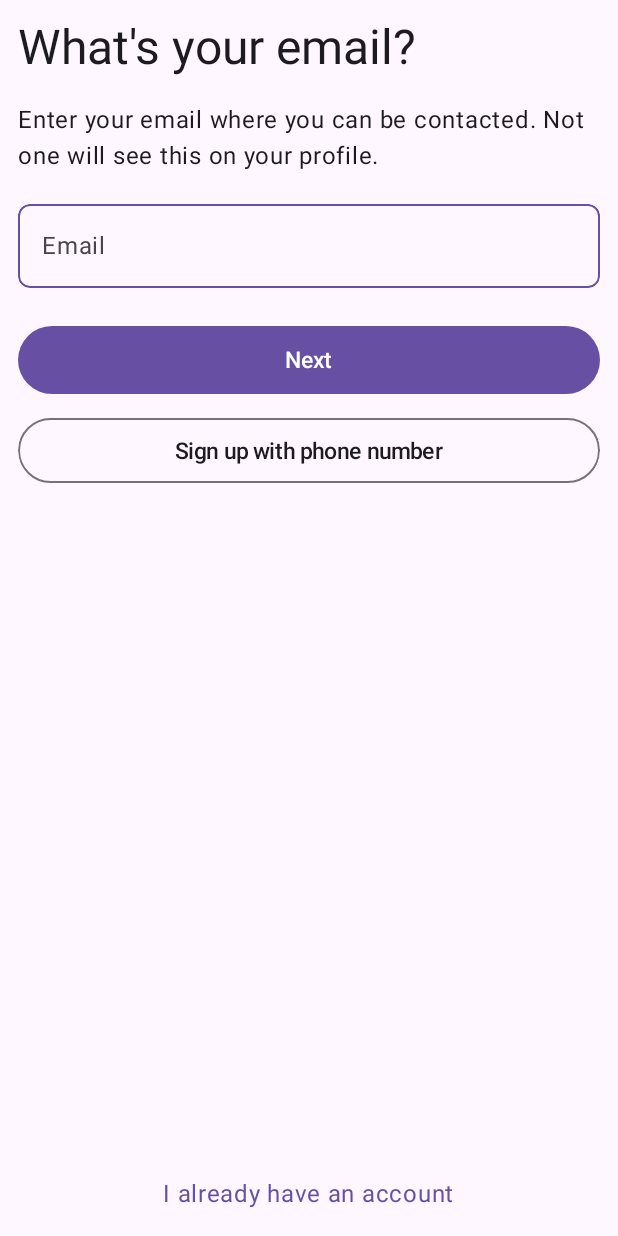
After one commit to atanas-i/RustyGram, an Android app built with Jetpack Compose: the composable RegistrationContent shown on its own in the app's theme, on a phone screen of 412 x 824 dp. The commit adds this screen. Run offline under Robolectric (Android 15) with nearby library versions, the light colour scheme and no system bars; 5 statements that could not run were skipped.

Commit message:
add email user interface

```diff
--- /dev/null
+++ b/app/src/main/java/dev/rustybite/rustygram/presentation/registration_screen/RegistrationContent.kt
@@ -0,0 +1,136 @@
+package dev.rustybite.rustygram.presentation.registration_screen
+
+import android.content.res.Configuration
+import androidx.compose.foundation.clickable
+import androidx.compose.foundation.layout.Column
+import androidx.compose.foundation.layout.Spacer
+import androidx.compose.foundation.layout.fillMaxSize
+import androidx.compose.foundation.layout.fillMaxWidth
+import androidx.compose.foundation.layout.height
+import androidx.compose.foundation.layout.padding
+import androidx.compose.material3.MaterialTheme
+import androidx.compose.material3.Surface
+import androidx.compose.material3.Text
+import androidx.compose.runtime.Composable
+import androidx.compose.ui.Alignment
+import androidx.compose.ui.Modifier
+import androidx.compose.ui.focus.focusModifier
+import androidx.compose.ui.res.dimensionResource
+import androidx.compose.ui.res.stringResource
+import androidx.compose.ui.tooling.preview.Preview
+import androidx.compose.ui.unit.dp
+import dev.rustybite.rustygram.R
+import dev.rustybite.rustygram.presentation.ui.components.RustyPrimaryButton
+import dev.rustybite.rustygram.presentation.ui.components.RustySecondaryButton
+import dev.rustybite.rustygram.presentation.ui.components.RustyTextField
+import dev.rustybite.rustygram.presentation.ui.theme.RustyGramTheme
+import dev.rustybite.rustygram.presentation.ui.theme.baseline
+import dev.rustybite.rustygram.presentation.ui.theme.bodyFontFamily
+
+@Composable
+fun RegistrationContent(
+    uiState: RegistrationUiState,
+    onEmailChange: (String) -> Unit,
+    onPasswordChange: (String) -> Unit,
+    onConfirmPasswordChange: (String) -> Unit,
+    onSubmitEmail: () -> Unit,
+    onHaveAccountClicked: () -> Unit,
+    onSignUpWithPhone: () -> Unit,
+    modifier: Modifier = Modifier
+) {
+    Column(
+        modifier = modifier
+            .fillMaxSize()
+            .padding(dimensionResource(id = R.dimen.padding_medium))
+    ) {
+        Text(
+            text = stringResource(id = R.string.registration_screen_title),
+            style = baseline.headlineLarge.copy(
+                fontFamily = bodyFontFamily
+            )
+        )
+        Spacer(modifier = modifier.height(dimensionResource(id = R.dimen.padding_large)))
+        Text(
+            text = stringResource(id = R.string.registration_screen_subtitle),
+            style = baseline.bodyLarge.copy(
+                fontFamily = bodyFontFamily
+            ),
+        )
+        Spacer(modifier = modifier.height(dimensionResource(id = R.dimen.padding_medium)))
+        RustyTextField(
+            value = uiState.email,
+            onValueChange = onEmailChange,
+            label = stringResource(id = R.string.email_label),
+            placeholder = stringResource(id = R.string.email_placeholder),
+            modifier = modifier
+                .padding(
+                    vertical = dimensionResource(id = R.dimen.padding_small)
+                )
+
+        )
+        Spacer(modifier = modifier.height(dimensionResource(id = R.dimen.padding_medium)))
+        RustyPrimaryButton(
+            text = stringResource(id = R.string.button_next),
+            onClick = onSubmitEmail,
+            modifier = modifier
+                .padding(
+                    vertical = dimensionResource(id = R.dimen.padding_extra_small)
+                )
+        )
+        Spacer(modifier = modifier.height(dimensionResource(id = R.dimen.padding_extra_small)))
+        RustySecondaryButton(
+            text = stringResource(id = R.string.sign_up_with_phone_button),
+            onClick = onSignUpWithPhone,
+            modifier = modifier
+                .padding(
+                    vertical = dimensionResource(id = R.dimen.padding_extra_small)
+                )
+
+        )
+        Spacer(modifier = modifier.weight(1f))
+        Column(
+            modifier = modifier
+                .fillMaxWidth(),
+            horizontalAlignment = Alignment.CenterHorizontally
+        ) {
+            Text(
+                text = stringResource(id = R.string.already_have_account),
+                style = baseline.bodyLarge.copy(
+                    fontFamily = bodyFontFamily
+                ),
+                color = MaterialTheme.colorScheme.primary,
+                modifier = modifier
+                    .padding(dimensionResource(id = R.dimen.padding_extra_small))
+                    .clickable { onHaveAccountClicked() }
+            )
+        }
+    }
+}
+
+
+@Preview(showBackground = true, showSystemUi = true,
+    uiMode = Configuration.UI_MODE_NIGHT_YES or Configuration.UI_MODE_TYPE_NORMAL
+)
+@Composable
+private fun RegistrationContentPreview() {
+    RustyGramTheme {
+        Surface(
+            modifier = Modifier.fillMaxSize()
+        ) {
+            Column(
+                modifier = Modifier
+                    .padding(16.dp)
+            ) {
+                RegistrationContent(
+                    uiState = RegistrationUiState(),
+                    onEmailChange = {},
+                    onPasswordChange = {},
+                    onConfirmPasswordChange = {},
+                    onSubmitEmail = {},
+                    onSignUpWithPhone = {},
+                    onHaveAccountClicked = {}
+                )
+            }
+        }
+    }
+}
--- /dev/null
+++ b/app/src/main/java/dev/rustybite/rustygram/presentation/registration_screen/RegistrationUiState.kt
@@ -0,0 +1,11 @@
+package dev.rustybite.rustygram.presentation.registration_screen
+
+data class RegistrationUiState(
+    val loading: Boolean = false,
+    val email: String = "",
+    val password: String = "",
+    val confirmPassword: String = "",
+    val errorMessage: String? = null,
+    val isPasswordVisible: Boolean = false,
+    val isConfirmPasswordVisible: Boolean = false
+)
--- a/app/src/main/res/values/dimens.xml
+++ b/app/src/main/res/values/dimens.xml
@@ -10,7 +10,7 @@
     <dimen name="shape_radius_large">16dp</dimen>
     <dimen name="shape_radius_round">50dp</dimen>
     <dimen name="button_height">45dp</dimen>
-    <dimen name="button_text_size">17sp</dimen>
+    <dimen name="button_text_size">15sp</dimen>
     <dimen name="sec_button_height">43dp</dimen>
     <dimen name="logo_size_small">30sp</dimen>
     <dimen name="logo_size_medium">70sp</dimen>
--- a/app/src/main/res/values/strings.xml
+++ b/app/src/main/res/values/strings.xml
@@ -6,4 +6,11 @@
     <string name="add_screen">Add</string>
     <string name="reels_screen">Reels</string>
     <string name="rusty_logo_description">RustyGram logo</string>
+    <string name="email_placeholder">Enter your email</string>
+    <string name="email_label">Email</string>
+    <string name="registration_screen_title">What\'s your email?</string>
+    <string name="registration_screen_subtitle">Enter your email where you can be contacted. Not one will see this on your profile.</string>
+    <string name="button_next">Next</string>
+    <string name="sign_up_with_phone_button">Sign up with phone number</string>
+    <string name="already_have_account">I already have an account</string>
 </resources>
```
